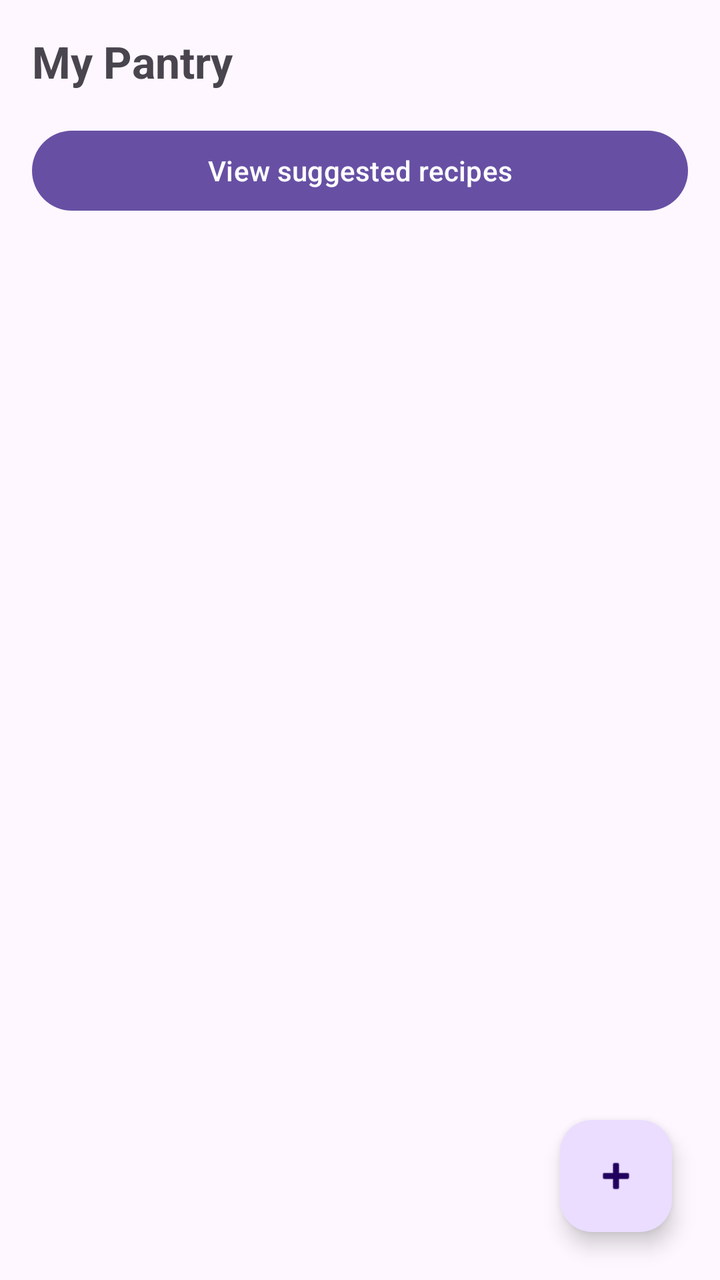
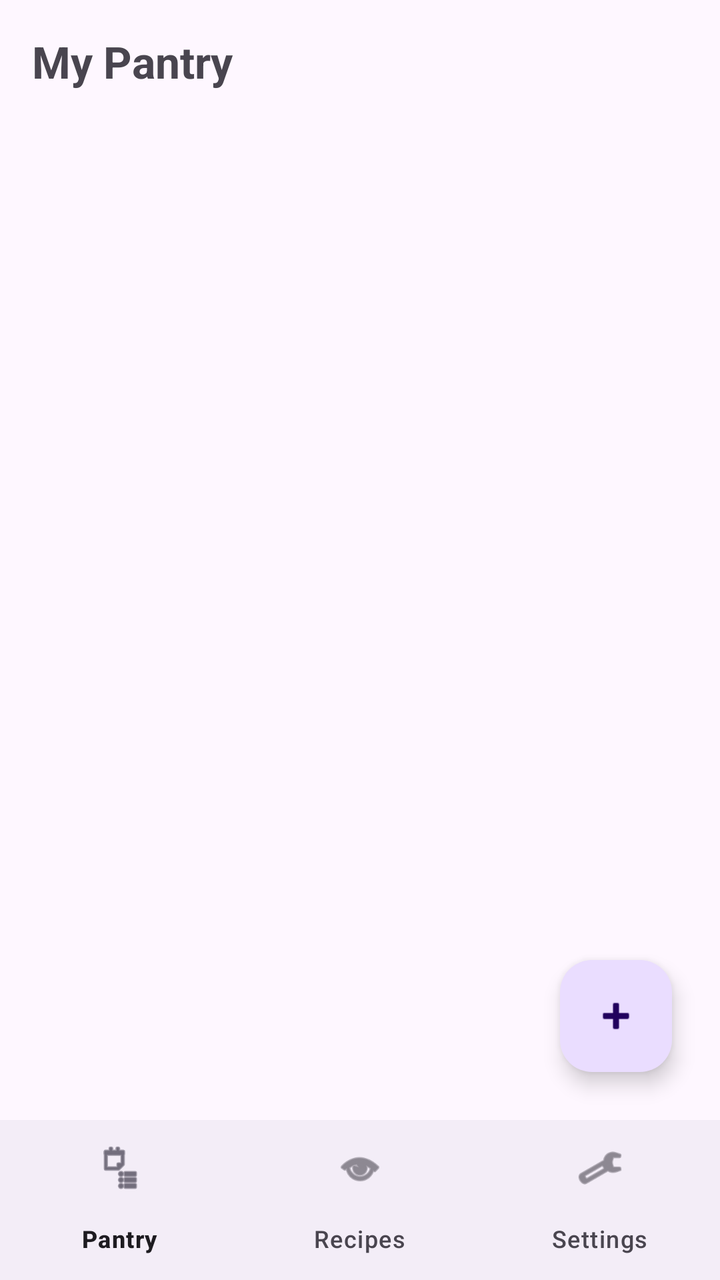

Screens rendered from an Android XML layout before and after an edit, with the pre-edit source and the edit as a unified diff.
<!-- AndroidManifest.xml: application theme Theme.SmartPantryManager -->
<!-- res/layout/activity_main.xml -->
<?xml version="1.0" encoding="utf-8"?>
<FrameLayout xmlns:android="http://schemas.android.com/apk/res/android"
    xmlns:app="http://schemas.android.com/apk/res-auto"
    android:layout_width="match_parent"
    android:layout_height="match_parent">

    <LinearLayout
        android:layout_width="match_parent"
        android:layout_height="match_parent"
        android:orientation="vertical">

        <TextView
            android:layout_width="wrap_content"
            android:layout_height="wrap_content"
            android:text="My Pantry"
            android:textSize="22sp"
            android:textStyle="bold"
            android:padding="16dp" />
        <Button
            android:id="@+id/btnSuggested"
            android:layout_width="match_parent"
            android:layout_height="wrap_content"
            android:text="View suggested recipes"
            android:layout_marginStart="16dp"
            android:layout_marginEnd="16dp" />

        <androidx.recyclerview.widget.RecyclerView
            android:id="@+id/rvPantry"
            android:layout_width="match_parent"
            android:layout_height="0dp"
            android:layout_weight="1" />

        <TextView
            android:id="@+id/tvEmptyState"
            android:layout_width="match_parent"
            android:layout_height="0dp"
            android:layout_weight="1"
            android:text="Your pantry is empty. Tap + to add an ingredient."
            android:textSize="16sp"
            android:gravity="center"
            android:visibility="gone"
            android:padding="32dp" />

    </LinearLayout>

    <com.google.android.material.floatingactionbutton.FloatingActionButton
        android:id="@+id/fabAdd"
        android:layout_width="wrap_content"
        android:layout_height="wrap_content"
        android:layout_gravity="bottom|end"
        android:layout_margin="24dp"
        android:contentDescription="Add ingredient"
        app:srcCompat="@android:drawable/ic_input_add" />

</FrameLayout>
<!-- resources referenced by this layout -->
<resources>
  <style name="Theme.SmartPantryManager" parent="Base.Theme.SmartPantryManager" />
  <style name="Base.Theme.SmartPantryManager" parent="Theme.Material3.DayNight.NoActionBar">
          
          
      </style>
</resources>

<!-- the commit's change to res/layout/activity_main.xml (unified diff, before → after) -->
@@ -1,55 +1,62 @@
 <?xml version="1.0" encoding="utf-8"?>
-<FrameLayout xmlns:android="http://schemas.android.com/apk/res/android"
+<LinearLayout xmlns:android="http://schemas.android.com/apk/res/android"
     xmlns:app="http://schemas.android.com/apk/res-auto"
     android:layout_width="match_parent"
-    android:layout_height="match_parent">
+    android:layout_height="match_parent"
+    android:orientation="vertical">
 
-    <LinearLayout
+    <FrameLayout
         android:layout_width="match_parent"
-        android:layout_height="match_parent"
-        android:orientation="vertical">
+        android:layout_height="0dp"
+        android:layout_weight="1">
 
-        <TextView
+        <LinearLayout
+            android:layout_width="match_parent"
+            android:layout_height="match_parent"
+            android:orientation="vertical">
+
+            <TextView
+                android:layout_width="wrap_content"
+                android:layout_height="wrap_content"
+                android:text="My Pantry"
+                android:textSize="22sp"
+                android:textStyle="bold"
+                android:padding="16dp" />
+
+            <androidx.recyclerview.widget.RecyclerView
+                android:id="@+id/rvPantry"
+                android:layout_width="match_parent"
+                android:layout_height="0dp"
+                android:layout_weight="1" />
+
+            <TextView
+                android:id="@+id/tvEmptyState"
+                android:layout_width="match_parent"
+                android:layout_height="0dp"
+                android:layout_weight="1"
+                android:text="Your pantry is empty. Tap + to add an ingredient."
+                android:textSize="16sp"
+                android:gravity="center"
+                android:visibility="gone"
+                android:padding="32dp" />
+
+        </LinearLayout>
+
+        <com.google.android.material.floatingactionbutton.FloatingActionButton
+            android:id="@+id/fabAdd"
             android:layout_width="wrap_content"
             android:layout_height="wrap_content"
-            android:text="My Pantry"
-            android:textSize="22sp"
-            android:textStyle="bold"
-            android:padding="16dp" />
-        <Button
-            android:id="@+id/btnSuggested"
-            android:layout_width="match_parent"
-            android:layout_height="wrap_content"
-            android:text="View suggested recipes"
-            android:layout_marginStart="16dp"
-            android:layout_marginEnd="16dp" />
+            android:layout_gravity="bottom|end"
+            android:layout_margin="24dp"
+            android:contentDescription="Add ingredient"
+            app:srcCompat="@android:drawable/ic_input_add" />
 
-        <androidx.recyclerview.widget.RecyclerView
-            android:id="@+id/rvPantry"
-            android:layout_width="match_parent"
-            android:layout_height="0dp"
-            android:layout_weight="1" />
+    </FrameLayout>
 
-        <TextView
-            android:id="@+id/tvEmptyState"
-            android:layout_width="match_parent"
-            android:layout_height="0dp"
-            android:layout_weight="1"
-            android:text="Your pantry is empty. Tap + to add an ingredient."
-            android:textSize="16sp"
-            android:gravity="center"
-            android:visibility="gone"
-            android:padding="32dp" />
+    <com.google.android.material.bottomnavigation.BottomNavigationView
+        android:id="@+id/bottomNav"
+        android:layout_width="match_parent"
+        android:layout_height="wrap_content"
+        app:menu="@menu/bottom_nav_menu" />
 
-    </LinearLayout>
-
-    <com.google.android.material.floatingactionbutton.FloatingActionButton
-        android:id="@+id/fabAdd"
-        android:layout_width="wrap_content"
-        android:layout_height="wrap_content"
-        android:layout_gravity="bottom|end"
-        android:layout_margin="24dp"
-        android:contentDescription="Add ingredient"
-        app:srcCompat="@android:drawable/ic_input_add" />
-
-</FrameLayout>
+</LinearLayout>
